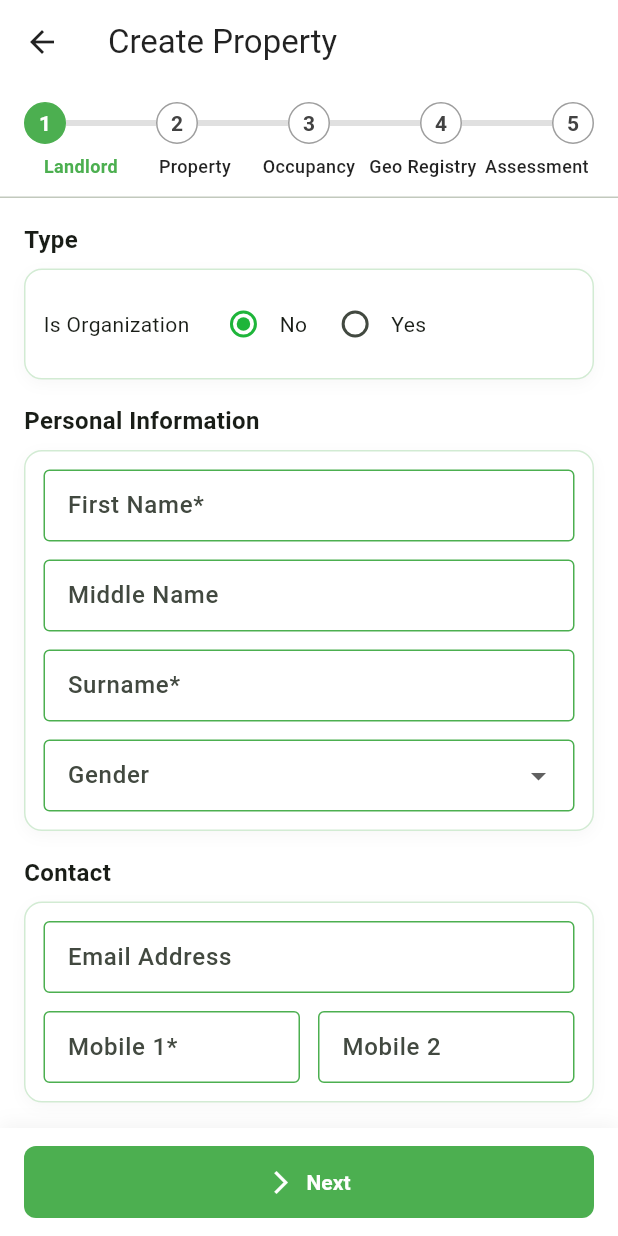
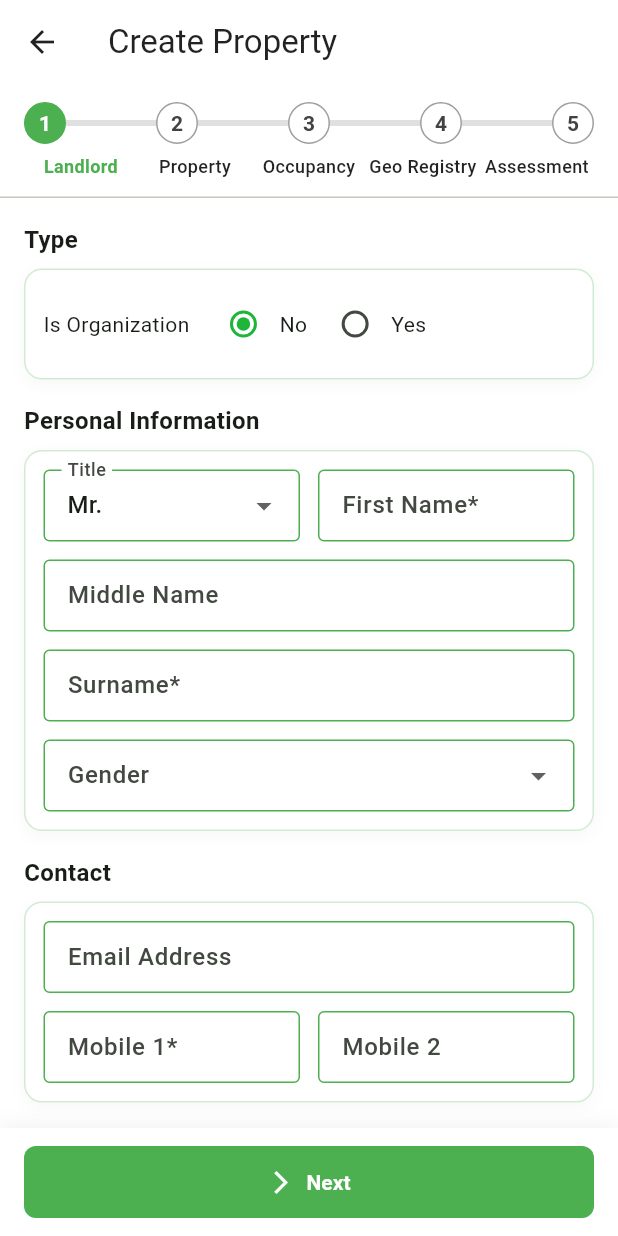
Before and after one commit to srvtechnology/WARDC-Flutter-Cashier-App, a Flutter app: the PropertyWizardView screen opened by its route, on a phone screen of 412 x 824 dp. Run offline on Flutter 3.47's test engine with Material 3 defaults, Android fonts, the light colour scheme and no system bars; our stand-ins replace dio, flutter_secure_storage, geolocator, get, hive_flutter, image_picker and 1 more; accounts and stored records are empty; network calls fail.

Commit message:
Enhance property submission process and UI in PropertyController and PropertyWizardView
- Added INTERNET permission to AndroidManifest.xml for network access.
- Implemented a new method in PropertyController to prepare and validate submission payload with default values and formatting.
- Improved error handling and user feedback during property submission in PropertyController.
- Updated PropertyWizardView to include a dropdown for landlord title selection, enhancing user experience and data collection.
- Refactored registry item handling in PropertyService for improved readability and maintainability.

```diff
--- /dev/null
+++ b/devtools_options.yaml
@@ -0,0 +1,3 @@
+description: This file stores settings for Dart & Flutter DevTools.
+documentation: https://docs.flutter.dev/tools/devtools/extensions#configure-extension-enablement-states
+extensions:
--- a/lib/views/property/property_wizard_view.dart
+++ b/lib/views/property/property_wizard_view.dart
@@ -303,15 +303,41 @@ class _StepForms extends StatelessWidget {
                 _SectionCard(
                   title: 'Personal Information',
                   children: [
-                    TextFormField(
+                    Row(
+                      children: [
+                        Expanded(
+                          child: DropdownButtonFormField<String>(
+                            decoration: _decoration.copyWith(
+                              labelText: 'Title',
+                            ),
+                            items: const [
+                              DropdownMenuItem(value: '1', child: Text('Mr.')),
+                              DropdownMenuItem(value: '2', child: Text('Ms.')),
+                            ],
+                            value:
+                                _val('landlord_ownerTitle_id') ??
+                                _val('ownerTitle'),
+                            onChanged: (v) {
+                              controller.setField('landlord_ownerTitle_id', v);
+                              controller.setField('ownerTitle', v);
+                            },
+                          ),
+                        ),
+                        const SizedBox(width: 12),
+                        Expanded(
+                          child: TextFormField(
                             initialValue: _val('landlord_first_name'),
                             decoration: _decoration.copyWith(
                               labelText: 'First Name*',
                             ),
-                      autovalidateMode: AutovalidateMode.onUserInteraction,
+                            autovalidateMode:
+                                AutovalidateMode.onUserInteraction,
                             validator: _req,
                             onChanged: (v) =>
                                 controller.setField('landlord_first_name', v),
+                          ),
+                        ),
+                      ],
                     ),
                     const SizedBox(height: 12),
                     TextFormField(
```
Also changed, not shown: lib/controllers/property_controller.dart (+182 -5 lines), lib/services/property_service.dart (+5 -3 lines), 1 other file. Lines whose indentation alone changed are shown as unchanged.
